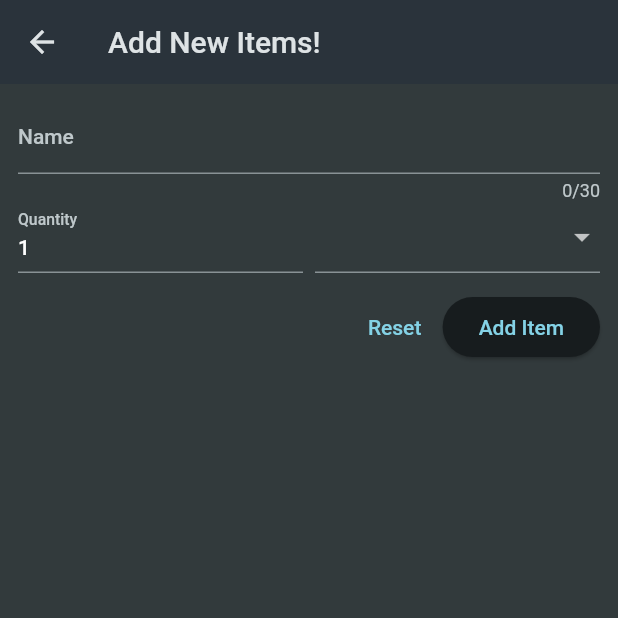
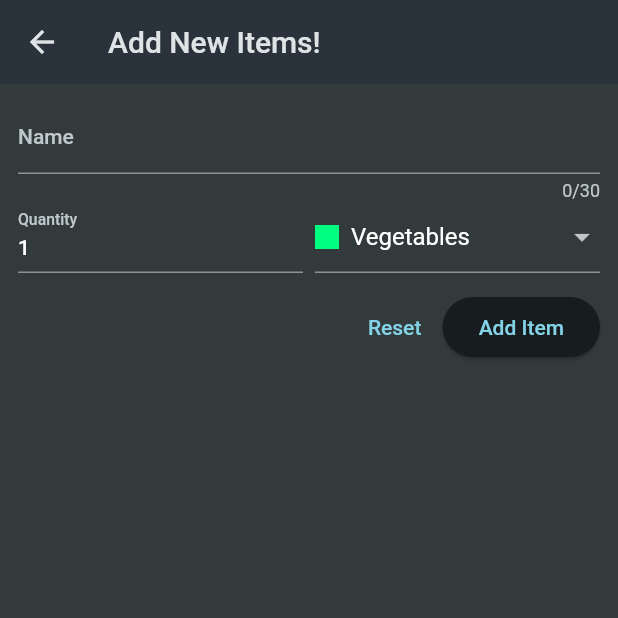
Before and after one commit to AqibKhan61/Grociries, a Flutter app: the screen it shows after launch, after a tap on the "add" icon, on a phone screen of 412 x 824 dp, the top half of it. Run offline on Flutter 3.47's test engine with Material 2 defaults, Android fonts, the light colour scheme and no system bars.

Commit message:
Added Some Validation And Checks to the form , logic to Save items ,and also added delete option

```diff
--- a/lib/Widgets/grocries_list.dart
+++ b/lib/Widgets/grocries_list.dart
@@ -1,8 +1,6 @@
 import 'package:flutter/material.dart';
 import 'package:grociries/Widgets/new_Item.dart';
-import 'package:grociries/data/dummy_items.dart';
-
-
+import 'package:grociries/models/grocery_item.dart';
 
 class Grocerieslist extends StatefulWidget {
   const Grocerieslist({super.key});
@@ -12,16 +10,62 @@ class Grocerieslist extends StatefulWidget {
 }
 
 class _GrocerieslistState extends State<Grocerieslist> {
-  void _addItem() {
-    Navigator.of(context).push(
+  final List<GroceryItem> _groceryItem = [];
+  void _addItem() async {
+    final newitem = await Navigator.of(context).push<GroceryItem>(
       MaterialPageRoute(
         builder: ((context) => const NewItem()),
       ),
     );
+    if (newitem == null) {
+      return;
+    }
+    setState(() {
+      _groceryItem.add(newitem);
+    });
+  }
+
+  void _removeItem(GroceryItem item) {
+    setState(() {
+      _groceryItem.remove(item);
+    });
   }
 
   @override
   Widget build(context) {
+    Widget content = const Center(
+      child: Text(
+        'No Item is Added yet! Try to Add Some.',
+        style: TextStyle(
+          fontSize: 25,
+          fontWeight: FontWeight.bold,
+          color: Colors.white,
+        ),
+        textAlign: TextAlign.center,
+      ),
+    );
+    if (_groceryItem.isNotEmpty) {
+      content = ListView.builder(
+        itemCount: _groceryItem.length,
+        itemBuilder: (ctx, index) => Dismissible(
+          onDismissed: (direction) {
+            _removeItem(_groceryItem[index]);
+          },
+          key: ValueKey(_groceryItem[index].id),
+          child: ListTile(
+            title: Text(_groceryItem[index].name),
+            leading: Container(
+              width: 24,
+              height: 24,
+              color: _groceryItem[index].category.color,
+            ),
+            trailing: Text(
+              _groceryItem[index].quantity.toString(),
+            ),
+          ),
+        ),
+      );
+    }
     return Scaffold(
       appBar: AppBar(
         title: const Text('Your Groceries'),
@@ -32,20 +76,7 @@ class _GrocerieslistState extends State<Grocerieslist> {
           ),
         ],
       ),
-      body: ListView.builder(
-        itemCount: groceryItems.length,
-        itemBuilder: (ctx, index) => ListTile(
-          title: Text(groceryItems[index].name),
-          leading: Container(
-            width: 24,
-            height: 24,
-            color: groceryItems[index].category.color,
-          ),
-          trailing: Text(
-            groceryItems[index].quantity.toString(),
-          ),
-        ),
-      ),
+      body: content,
     );
   }
 }
--- a/lib/Widgets/new_Item.dart
+++ b/lib/Widgets/new_Item.dart
@@ -1,5 +1,7 @@
 import 'package:flutter/material.dart';
 import 'package:grociries/data/categories.dart';
+import 'package:grociries/models/category.dart';
+import 'package:grociries/models/grocery_item.dart';
 
 class NewItem extends StatefulWidget {
   const NewItem({super.key});
@@ -10,6 +12,23 @@ class NewItem extends StatefulWidget {
 }
 
 class _NewItemState extends State<NewItem> {
+  final _formkey = GlobalKey<FormState>();
+  var _EnteredName = '';
+  var _EnteredNum = 1;
+  var _SelectedCategory = categories[Categories.vegetables]!;
+
+  void _saveItem()  {
+    if (_formkey.currentState!.validate()) {
+      _formkey.currentState!.save();
+       Navigator.of(context).pop(GroceryItem(
+        id: DateTime.now().toString(),
+        category: _SelectedCategory,
+        name: _EnteredName,
+        quantity: _EnteredNum,
+      ));
+    }
+  }
+
   @override
   Widget build(BuildContext context) {
     return Scaffold(
@@ -19,6 +38,7 @@ class _NewItemState extends State<NewItem> {
       body: Padding(
         padding: const EdgeInsets.all(12),
         child: Form(
+          key: _formkey,
           child: Column(
             children: [
               TextFormField(
@@ -34,6 +54,9 @@ class _NewItemState extends State<NewItem> {
                     return 'Must Enter Between 1 and 30!';
                   }
                   return null;
+                },
+                onSaved: (value) {
+                  _EnteredName = value!;
                 },
               ),
               Row(
@@ -55,13 +78,18 @@ class _NewItemState extends State<NewItem> {
                         }
                         return null;
                       },
+                      onSaved: (value) {
+                        _EnteredNum = int.parse(value!);
+                      },
                     ),
                   ),
                   const SizedBox(
                     width: 8,
                   ),
                   Expanded(
-                    child: DropdownButtonFormField(items: [
+                    child: DropdownButtonFormField(
+                      value: _SelectedCategory,
+                      items: [
                         for (final category in categories.entries)
                           DropdownMenuItem(
                               value: category.value,
@@ -78,7 +106,13 @@ class _NewItemState extends State<NewItem> {
                                   Text(category.value.title),
                                 ],
                               )),
-                    ], onChanged: (value) {}),
+                      ],
+                      onChanged: (value) {
+                        setState(() {
+                          _SelectedCategory = value!;
+                        });
+                      },
+                    ),
                   ),
                 ],
               ),
@@ -89,11 +123,13 @@ class _NewItemState extends State<NewItem> {
                 mainAxisAlignment: MainAxisAlignment.end,
                 children: [
                   TextButton(
-                    onPressed: () {},
+                    onPressed: () {
+                      _formkey.currentState!.reset();
+                    },
                     child: const Text('Reset'),
                   ),
                   ElevatedButton(
-                    onPressed: () {},
+                    onPressed: _saveItem,
                     child: const Text('Add Item'),
                   ),
                 ],
```
Lines whose indentation alone changed are shown as unchanged.
